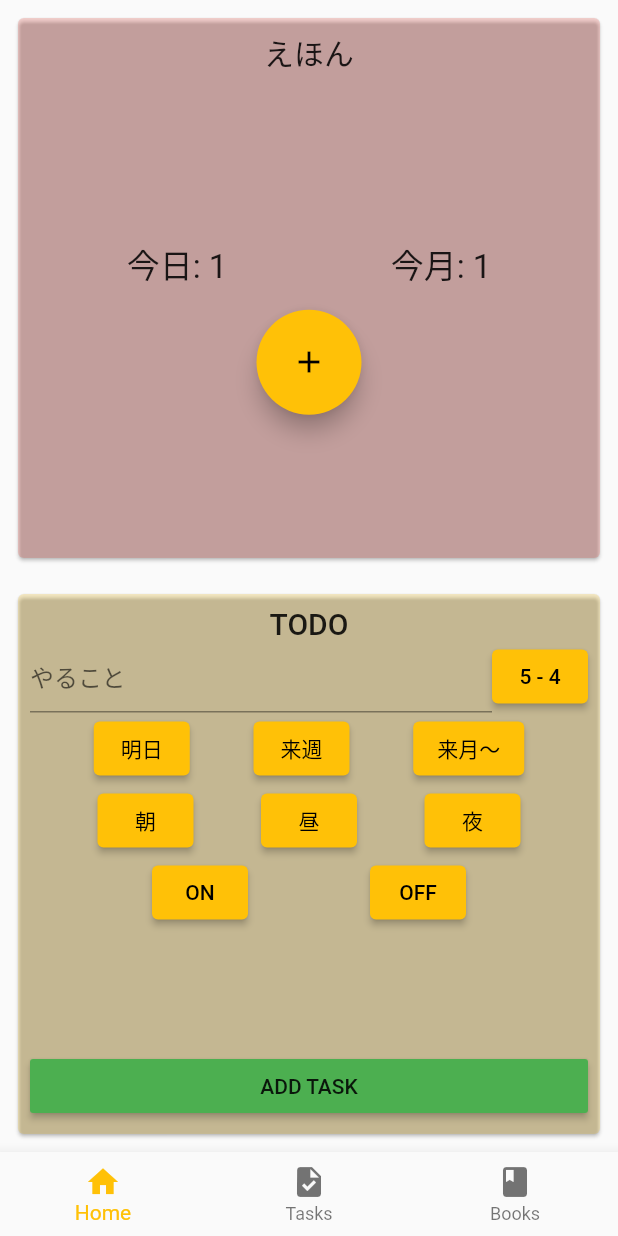
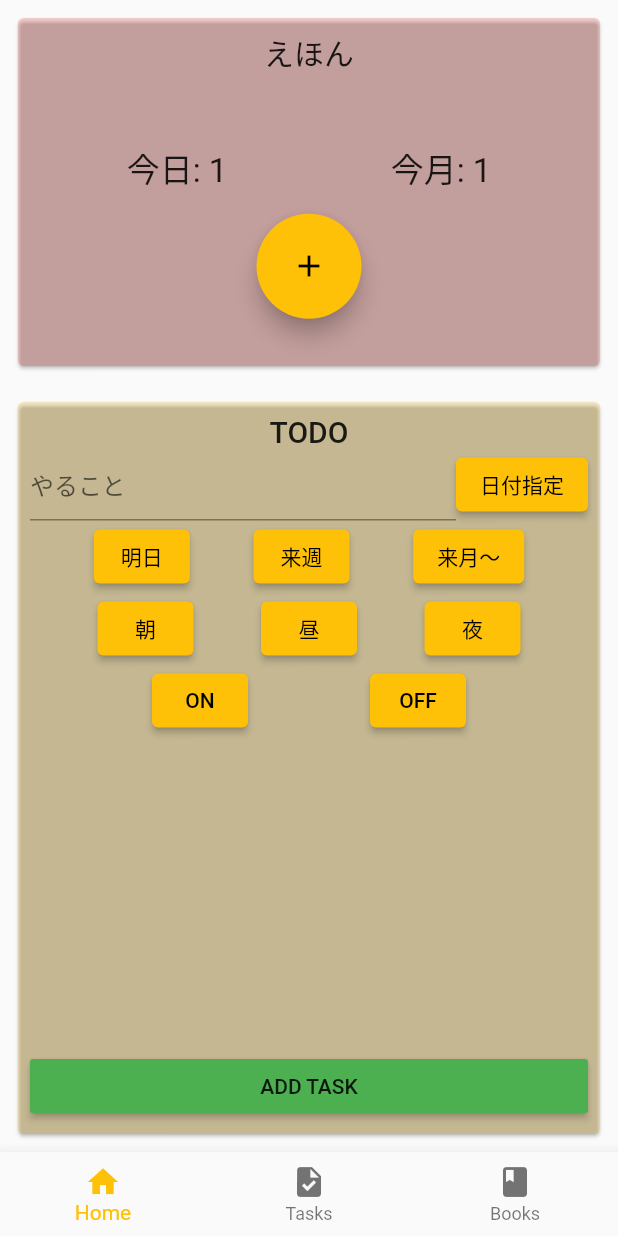
Before and after one commit to yoichiyy/ehon, a Flutter app: the screen it shows after launch, after a tap on the "add" icon, on a phone screen of 412 x 824 dp. Run offline on Flutter 3.47's test engine with Material 2 defaults, Android fonts, the phone set to English and light mode, and no system bars; our stand-ins replace hive; accounts and stored records are empty.

Commit message:
flex変更

```diff
--- a/lib/ui/pages/home/home_page.dart
+++ b/lib/ui/pages/home/home_page.dart
@@ -53,6 +53,7 @@ class _MyHomePageState extends State<MyHomePage> {
             ),
           ),
           Expanded(
+            flex: 2,
             child: HomeCardWidget(
               title: "TODO",
               color: Colors.amber.withOpacity(0.2),
@@ -123,13 +124,7 @@ class _MyHomePageState extends State<MyHomePage> {
           height: 70,
           child: FloatingActionButton(
             onPressed: () {
-              // if (_formKey.currentState?.validate() ?? false) {
               _incrementCounter();
-              // _formKey.currentState?.reset();
-              // _showBookDialog("Success!", "You've added a book!");
-              // } else {
-              //   _showBookDialog("Warning", "You need to put a book.");
-              // }
             },
             heroTag: "Increment",
             tooltip: "Increment",
@@ -139,40 +134,6 @@ class _MyHomePageState extends State<MyHomePage> {
       ),
     );
   }
-
-  // children: [
-  //   SizedBox(
-  //     child: Column(
-  //       mainAxisAlignment: MainAxisAlignment.center,
-  //       children: <Widget>[
-  //         Padding(
-  //           padding: const EdgeInsets.all(50.0),
-  //           child: Form(
-  //             key: _formKey,
-  //             child: Column(
-  //               crossAxisAlignment: CrossAxisAlignment.start,
-  //               children: <Widget>[
-  //                 TextFormField(
-  //                   controller: _controller,
-  //                   decoration: const InputDecoration(
-  //                     hintText: "Enter the title",
-  //                   ),
-  //                   validator: (String? value) {
-  //                     if (value == null || value.isEmpty) {
-  //                       return "Please enter some text";
-  //                     }
-  //                     return null;
-  //                   },
-  //                 )
-  //               ],
-  //             ),
-  //           ),
-  //         ),
-  //         ],
-  //       ),
-  //     ),
-  //   ],
-  // ),
 
   @override
   void dispose() {
@@ -284,7 +245,7 @@ class _TaskCardState extends State<TaskCard> {
 
                         setState(() {});
                       },
-                      child: Text("${_pickedDate.month} - ${_pickedDate.day}"),
+                      child: Text("日付指定"),
                     ),
                   ],
                 ),
--- a/lib/ui/widgets/bottom_navigation_bar.dart
+++ b/lib/ui/widgets/bottom_navigation_bar.dart
@@ -12,7 +12,7 @@ class BottomBar extends StatelessWidget {
   Widget build(BuildContext context) {
     return BottomNavigationBar(
       currentIndex: currentIndex,
-      items: [
+      items: const [
         BottomNavigationBarItem(
           icon: Icon(Icons.home),
           label: "Home",
@@ -28,18 +28,18 @@ class BottomBar extends StatelessWidget {
       ],
       onTap: (index) {
         if (index == 0) {
-          Navigator.of(context)
-              .push(MaterialPageRoute(builder: (context) => MyHomePage()));
+          Navigator.of(context).push(
+              MaterialPageRoute(builder: (context) => const MyHomePage()));
         }
 
         if (index == 1) {
-          Navigator.of(context)
-              .push(MaterialPageRoute(builder: (context) => TaskListPage()));
+          Navigator.of(context).push(
+              MaterialPageRoute(builder: (context) => const TaskListPage()));
         }
 
         if (index == 2) {
-          Navigator.of(context)
-              .push(MaterialPageRoute(builder: (context) => HistoryPage()));
+          Navigator.of(context).push(
+              MaterialPageRoute(builder: (context) => const HistoryPage()));
         }
       },
     );
```
